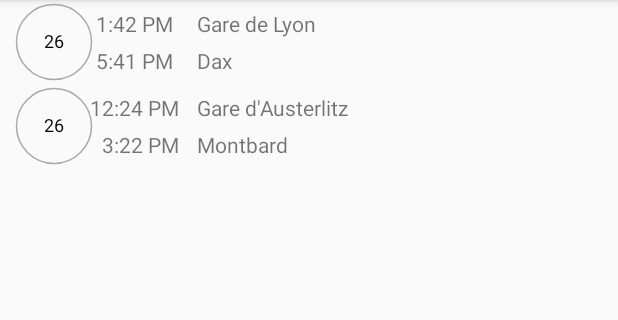
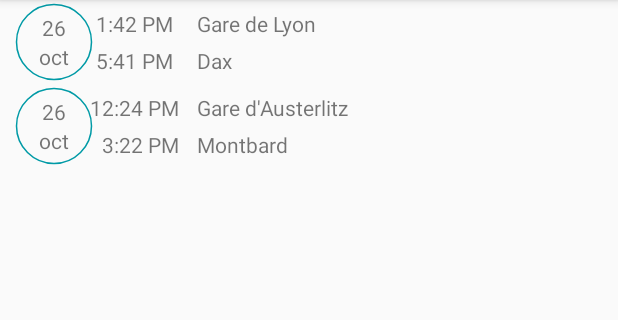
Before and after one commit to geekarist/OuiTimer, an Android app: the screen it shows after launch (MainActivity), on a phone screen of 412 x 824 dp, the part 84-404 px from its top. Run offline under Robolectric (Android 15) with nearby library versions, the phone set to English and light mode, and no system bars.

Commit message:
Implement onMeasure, don't draw text

```diff
--- a/app/src/main/java/me/cpele/traintimer/CircularProgressView.kt
+++ b/app/src/main/java/me/cpele/traintimer/CircularProgressView.kt
@@ -13,9 +13,6 @@ import java.util.*
 
 class CircularProgressView(context: Context, attrs: AttributeSet) : View(context, attrs) {
 
-    private var dayOfMonth: Int
-    private var strMonth: String
-
     var departureDatetime: Date
     var arrivalDateTime: Date
 
@@ -30,17 +27,13 @@ class CircularProgressView(context: Context, attrs: AttributeSet) : View(context
         metrics
     }
 
-    private val paintText: Paint by lazy {
-        val paint = Paint()
-        paint.color = ContextCompat.getColor(context, android.R.color.black)
-        paint.textAlign = Paint.Align.CENTER
-        paint.textSize = TypedValue.applyDimension(TypedValue.COMPLEX_UNIT_DIP, 12f, displayMetrics)
-        paint
+    private val contentHeight: Int by lazy {
+        TypedValue.applyDimension(TypedValue.COMPLEX_UNIT_DIP, 24f, displayMetrics).toInt()
     }
 
     private val paintCircle: Paint by lazy {
         val paint = Paint()
-        paint.color = ContextCompat.getColor(context, android.R.color.darker_gray)
+        paint.color = ContextCompat.getColor(context, R.color.blue_duck)
         paint.style = Paint.Style.STROKE
         paint.strokeWidth =
                 TypedValue.applyDimension(TypedValue.COMPLEX_UNIT_DIP, 1f, displayMetrics)
@@ -55,23 +48,32 @@ class CircularProgressView(context: Context, attrs: AttributeSet) : View(context
 
         departureDatetime = Date(longDepartureDatetime)
         arrivalDateTime = Date(longArrivalDatetime)
+    }
 
-        dayOfMonth = 26
-        strMonth = "oct"
+    override fun onMeasure(widthMeasureSpec: Int, heightMeasureSpec: Int) {
+        super.onMeasure(widthMeasureSpec, heightMeasureSpec)
+
+        val measuredWidth: Int = when (MeasureSpec.getMode(widthMeasureSpec)) {
+            MeasureSpec.EXACTLY -> MeasureSpec.getSize(widthMeasureSpec)
+            MeasureSpec.AT_MOST -> MeasureSpec.getSize(widthMeasureSpec)
+            MeasureSpec.UNSPECIFIED -> contentHeight
+            else -> throw IllegalStateException()
+        }
+
+        val measuredHeight: Int = when (MeasureSpec.getMode(heightMeasureSpec)) {
+            MeasureSpec.EXACTLY -> MeasureSpec.getSize(heightMeasureSpec)
+            MeasureSpec.AT_MOST -> MeasureSpec.getSize(widthMeasureSpec)
+            MeasureSpec.UNSPECIFIED -> contentHeight
+            else -> throw IllegalStateException()
+        }
+
+        setMeasuredDimension(MeasureSpec.getSize(measuredWidth), MeasureSpec.getSize(measuredHeight))
     }
 
     override fun onDraw(canvas: Canvas?) {
         super.onDraw(canvas)
 
         // Draw day of month
-        val verticalTextOffset = (paintText.descent() + paintText.ascent()) / 2f
-        canvas?.drawText(
-                dayOfMonth.toString(),
-                canvas.width / 2f,
-                canvas.height / 2f - verticalTextOffset,
-                paintText
-        )
-
         // Draw month
         // Draw circular background
         canvas?.drawCircle(
--- a/app/src/main/res/layout/view_train_timer.xml
+++ b/app/src/main/res/layout/view_train_timer.xml
@@ -29,6 +29,29 @@
         app:layout_constraintTop_toTopOf="parent"
         custom:circ_arrival_datetime="1540561680"
         custom:circ_departure_datetime="1540552080"
+        />
+
+    <TextView
+        android:id="@+id/timer_cp_date_day"
+        android:layout_width="wrap_content"
+        android:layout_height="wrap_content"
+        app:layout_constraintBottom_toTopOf="@id/timer_cp_date_month"
+        app:layout_constraintLeft_toLeftOf="@id/timer_cp_date"
+        app:layout_constraintRight_toRightOf="@id/timer_cp_date"
+        app:layout_constraintTop_toTopOf="@id/timer_cp_date"
+        app:layout_constraintVertical_chainStyle="packed"
+        android:text="26"
+        />
+
+    <TextView
+        android:id="@+id/timer_cp_date_month"
+        android:layout_width="wrap_content"
+        android:layout_height="wrap_content"
+        app:layout_constraintBottom_toBottomOf="@id/timer_cp_date"
+        app:layout_constraintLeft_toLeftOf="@id/timer_cp_date"
+        app:layout_constraintRight_toRightOf="@id/timer_cp_date"
+        app:layout_constraintTop_toBottomOf="@id/timer_cp_date_day"
+        android:text="oct"
         />
 
     <TextView
--- a/app/src/main/res/values/colors.xml
+++ b/app/src/main/res/values/colors.xml
@@ -3,4 +3,5 @@
     <color name="colorPrimary">#3F51B5</color>
     <color name="colorPrimaryDark">#303F9F</color>
     <color name="colorAccent">#FF4081</color>
+    <color name="blue_duck">#009aa6</color>
 </resources>
```
